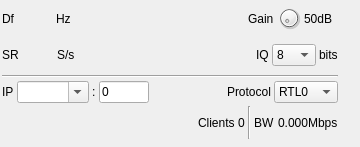
Before: the Qt Designer form plugins/channelrx/remotetcpsink/remotetcpsinkgui.ui in f4exb/sdrangel, drawn with Qt 5.
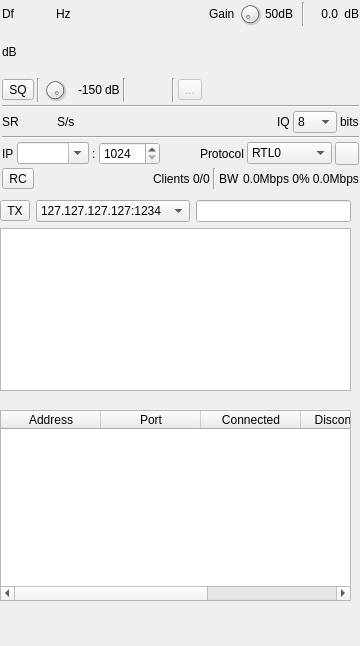
After: the same form once the commit is applied. Icons and pictures are not drawn. Custom widgets are drawn as their Qt base class.

Commit message: Remote TCP updates: Add support for public list of SDRangel servers that can be displayed on Map. Add FLAC and zlib IQ compression. Add IQ squelch for compression. Add remote device/antenna position and direction reporting. Add text messaging.

The edit to the form file:
```diff
--- a/plugins/channelrx/remotetcpsink/remotetcpsinkgui.ui
+++ b/plugins/channelrx/remotetcpsink/remotetcpsinkgui.ui
@@ -7,7 +7,7 @@
     <x>0</x>
     <y>0</y>
     <width>360</width>
-    <height>147</height>
+    <height>646</height>
    </rect>
   </property>
   <property name="sizePolicy">
@@ -24,7 +24,7 @@
   </property>
   <property name="maximumSize">
    <size>
-    <width>560</width>
+    <width>1000</width>
     <height>16777215</height>
    </size>
   </property>
@@ -41,8 +41,8 @@
     <rect>
      <x>0</x>
      <y>0</y>
-     <width>340</width>
-     <height>141</height>
+     <width>361</width>
+     <height>191</height>
     </rect>
    </property>
    <property name="minimumSize">
@@ -174,8 +174,217 @@
         </property>
        </widget>
       </item>
+      <item>
+       <widget class="Line" name="line_6">
+        <property name="orientation">
+         <enum>Qt::Vertical</enum>
+        </property>
+       </widget>
+      </item>
+      <item>
+       <widget class="QLabel" name="channelPower">
+        <property name="minimumSize">
+         <size>
+          <width>30</width>
+          <height>0</height>
+         </size>
+        </property>
+        <property name="toolTip">
+         <string>Channel power</string>
+        </property>
+        <property name="layoutDirection">
+         <enum>Qt::RightToLeft</enum>
+        </property>
+        <property name="text">
+         <string>0.0</string>
+        </property>
+        <property name="alignment">
+         <set>Qt::AlignRight|Qt::AlignTrailing|Qt::AlignVCenter</set>
+        </property>
+       </widget>
+      </item>
+      <item>
+       <widget class="QLabel" name="channelPowerUnits">
+        <property name="text">
+         <string> dB</string>
+        </property>
+       </widget>
+      </item>
      </layout>
     </item>
+    <item>
+     <layout class="QHBoxLayout" name="signalLevelLayout">
+      <item>
+       <widget class="QLabel" name="channelPowerMeterUnits">
+        <property name="text">
+         <string>dB</string>
+        </property>
+       </widget>
+      </item>
+      <item>
+       <widget class="LevelMeterSignalDB" name="channelPowerMeter" native="true">
+        <property name="sizePolicy">
+         <sizepolicy hsizetype="Expanding" vsizetype="MinimumExpanding">
+          <horstretch>0</horstretch>
+          <verstretch>0</verstretch>
+         </sizepolicy>
+        </property>
+        <property name="minimumSize">
+         <size>
+          <width>0</width>
+          <height>24</height>
+         </size>
+        </property>
+        <property name="font">
+         <font>
+          <family>Liberation Mono</family>
+          <pointsize>8</pointsize>
+         </font>
+        </property>
+        <property name="toolTip">
+         <string>Level meter (dB) top trace: average, bottom trace: instantaneous peak, tip: peak hold</string>
+        </property>
+       </widget>
+      </item>
+     </layout>
+    </item>
+    <item>
+     <layout class="QHBoxLayout" name="squelchLayout">
+      <item>
+       <widget class="ButtonSwitch" name="squelchEnabled">
+        <property name="toolTip">
+         <string>Check to enable IQ squelch</string>
+        </property>
+        <property name="text">
+         <string>SQ</string>
+        </property>
+       </widget>
+      </item>
+      <item>
+       <widget class="Line" name="line_8">
+        <property name="orientation">
+         <enum>Qt::Vertical</enum>
+        </property>
+       </widget>
+      </item>
+      <item>
+       <widget class="QDial" name="squelch">
+        <property name="maximumSize">
+         <size>
+          <width>24</width>
+          <height>24</height>
+         </size>
+        </property>
+        <property name="toolTip">
+         <string>IQ squelch power level in dB</string>
+        </property>
+        <property name="minimum">
+         <number>-150</number>
+        </property>
+        <property name="maximum">
+         <number>0</number>
+        </property>
+        <property name="pageStep">
+         <number>1</number>
+        </property>
+       </widget>
+      </item>
+      <item>
+       <widget class="QLabel" name="squelchText">
+        <property name="minimumSize">
+         <size>
+          <width>32</width>
+          <height>0</height>
+         </size>
+        </property>
+        <property name="text">
+         <string>-150</string>
+        </property>
+        <property name="alignment">
+         <set>Qt::AlignRight|Qt::AlignTrailing|Qt::AlignVCenter</set>
+        </property>
+       </widget>
+      </item>
+      <item>
+       <widget class="QLabel" name="squelchUnits">
+        <property name="text">
+         <string>dB</string>
+        </property>
+       </widget>
+      </item>
+      <item>
+       <widget class="Line" name="line">
+        <property name="orientation">
+         <enum>Qt::Vertical</enum>
+        </property>
+       </widget>
+      </item>
+      <item>
+       <widget class="PeriodDial" name="squelchGate" native="true">
+        <property name="minimumSize">
+         <size>
+          <width>40</width>
+          <height>0</height>
+         </size>
+        </property>
+        <property name="toolTip">
+         <string>IQ squelch gate time</string>
+        </property>
+       </widget>
+      </item>
+      <item>
+       <widget class="Line" name="line_2">
+        <property name="orientation">
+         <enum>Qt::Vertical</enum>
+        </property>
+       </widget>
+      </item>
+      <item>
+       <widget class="QToolButton" name="audioMute">
+        <property name="enabled">
+         <bool>false</bool>
+        </property>
+        <property name="toolTip">
+         <string>Indicates when IQ squelch is open</string>
+        </property>
+        <property name="text">
+         <string>...</string>
+        </property>
+        <property name="icon">
+         <iconset resource="../../../sdrgui/resources/res.qrc">
+          <normaloff>:/sound_on.png</normaloff>
+          <normalon>:/sound_off.png</normalon>:/sound_on.png</iconset>
+        </property>
+        <property name="checkable">
+         <bool>true</bool>
+        </property>
+        <property name="checked">
+         <bool>false</bool>
+        </property>
+       </widget>
+      </item>
+      <item>
+       <spacer name="horizontalSpacer_4">
+        <property name="orientation">
+         <enum>Qt::Horizontal</enum>
+        </property>
+        <property name="sizeHint" stdset="0">
+         <size>
+          <width>40</width>
+          <height>20</height>
+         </size>
+        </property>
+       </spacer>
+      </item>
+     </layout>
+    </item>
+    <item>
+     <widget class="Line" name="line_7">
+      <property name="orientation">
+       <enum>Qt::Horizontal</enum>
+      </property>
+     </widget>
+    </item>
     <item>
      <layout class="QHBoxLayout" name="samplesSettingsLayout">
       <property name="rightMargin">
@@ -325,21 +534,15 @@
        </widget>
       </item>
       <item>
-       <widget class="QLineEdit" name="dataPort">
-        <property name="maximumSize">
-         <size>
-          <width>50</width>
-          <height>16777215</height>
-         </size>
-        </property>
+       <widget class="QSpinBox" name="dataPort">
         <property name="toolTip">
          <string>TCP port for server to listen for connections on</string>
         </property>
-        <property name="inputMask">
-         <string>00000</string>
+        <property name="minimum">
+         <number>1024</number>
         </property>
-        <property name="text">
-         <string>0</string>
+        <property name="maximum">
+         <number>65535</number>
         </property>
        </widget>
       </item>
@@ -365,9 +568,18 @@
       </item>
       <item>
        <widget class="QComboBox" name="protocol">
+        <property name="minimumSize">
+         <size>
+          <width>80</width>
+          <height>0</height>
+         </size>
+        </property>
         <property name="toolTip">
          <string>Protocol to transmit data with</string>
         </property>
+        <property name="currentIndex">
+         <number>0</number>
+        </property>
         <item>
          <property name="text">
           <string>RTL0</string>
@@ -378,12 +590,41 @@
           <string>SDRA</string>
          </property>
         </item>
+        <item>
+         <property name="text">
+          <string>SDRA wss</string>
+         </property>
+        </item>
+       </widget>
+      </item>
+      <item>
+       <widget class="QToolButton" name="displaySettings">
+        <property name="toolTip">
+         <string>Display settings dialog</string>
+        </property>
+        <property name="text">
+         <string/>
+        </property>
+        <property name="icon">
+         <iconset resource="../../../sdrgui/resources/res.qrc">
+          <normaloff>:/listing.png</normaloff>:/listing.png</iconset>
+        </property>
        </widget>
       </item>
      </layout>
     </item>
     <item>
      <layout class="QHBoxLayout" name="statusLayout">
+      <item>
+       <widget class="ButtonSwitch" name="remoteControl">
+        <property name="toolTip">
+         <string>Allow remote control</string>
+        </property>
+        <property name="text">
+         <string>RC</string>
+        </property>
+       </widget>
+      </item>
       <item>
        <spacer name="horizontalSpacer_3">
         <property name="orientation">
@@ -410,7 +651,7 @@
          <string>Number of clients connected</string>
         </property>
         <property name="text">
-         <string>0</string>
+         <string>0/0</string>
         </property>
        </widget>
       </item>
@@ -434,7 +675,7 @@
          <string>Transmit bandwidth for a single TCP connection averaged over the last 10 seconds in bits per second</string>
         </property>
         <property name="text">
-         <string>0.000Mbps</string>
+         <string>0.0Mbps 0% 0.0Mbps</string>
         </property>
        </widget>
       </item>
@@ -442,8 +683,151 @@
     </item>
    </layout>
   </widget>
+  <widget class="QWidget" name="messagesContainer" native="true">
+   <property name="geometry">
+    <rect>
+     <x>0</x>
+     <y>200</y>
+     <width>351</width>
+     <height>191</height>
+    </rect>
+   </property>
+   <property name="windowTitle">
+    <string>Messages</string>
+   </property>
+   <layout class="QVBoxLayout" name="verticalLayout_3">
+    <property name="leftMargin">
+     <number>0</number>
+    </property>
+    <property name="topMargin">
+     <number>0</number>
+    </property>
+    <property name="rightMargin">
+     <number>0</number>
+    </property>
+    <property name="bottomMargin">
+     <number>0</number>
+    </property>
+    <item>
+     <layout class="QHBoxLayout" name="txMessageLayout">
+      <item>
+       <widget class="QToolButton" name="sendMessage">
+        <property name="text">
+         <string>TX</string>
+        </property>
+       </widget>
+      </item>
+      <item>
+       <widget class="QComboBox" name="txAddress">
+        <property name="minimumSize">
+         <size>
+          <width>140</width>
+          <height>0</height>
+         </size>
+        </property>
+        <item>
+         <property name="text">
+          <string>127.127.127.127:1234</string>
+         </property>
+        </item>
+       </widget>
+      </item>
+      <item>
+       <widget class="QLineEdit" name="txMessage"/>
+      </item>
+     </layout>
+    </item>
+    <item>
+     <layout class="QHBoxLayout" name="messagesLayout">
+      <item>
+       <widget class="QListWidget" name="messages"/>
+      </item>
+     </layout>
+    </item>
+   </layout>
+  </widget>
+  <widget class="QWidget" name="connectionsContainer" native="true">
+   <property name="geometry">
+    <rect>
+     <x>0</x>
+     <y>410</y>
+     <width>351</width>
+     <height>191</height>
+    </rect>
+   </property>
+   <property name="windowTitle">
+    <string>Connection Log</string>
+   </property>
+   <layout class="QVBoxLayout" name="verticalLayout_4">
+    <property name="leftMargin">
+     <number>0</number>
+    </property>
+    <property name="topMargin">
+     <number>0</number>
+    </property>
+    <property name="rightMargin">
+     <number>0</number>
+    </property>
+    <property name="bottomMargin">
+     <number>0</number>
+    </property>
+    <item>
+     <layout class="QHBoxLayout" name="connectionsLayout">
+      <item>
+       <widget class="QTableWidget" name="connections">
+        <column>
+         <property name="text">
+          <string>Address</string>
+         </property>
+         <property name="toolTip">
+          <string>IP address of client</string>
+         </property>
+        </column>
+        <column>
+         <property name="text">
+          <string>Port</string>
+         </property>
+         <property name="toolTip">
+          <string>TCP port number of client</string>
+         </property>
+        </column>
+        <column>
+         <property name="text">
+          <string>Connected</string>
+         </property>
+         <property name="toolTip">
+          <string>Date and time client connected</string>
+         </property>
+        </column>
+        <column>
+         <property name="text">
+          <string>Disconnected</string>
+         </property>
+         <property name="toolTip">
+          <string>Date and time client disconnected</string>
+         </property>
+        </column>
+        <column>
+         <property name="text">
+          <string>Time</string>
+         </property>
+         <property name="toolTip">
+          <string>Time client was connected for</string>
+         </property>
+        </column>
+       </widget>
+      </item>
+     </layout>
+    </item>
+   </layout>
+  </widget>
  </widget>
  <customwidgets>
+  <customwidget>
+   <class>ButtonSwitch</class>
+   <extends>QToolButton</extends>
+   <header>gui/buttonswitch.h</header>
+  </customwidget>
   <customwidget>
    <class>RollupContents</class>
    <extends>QWidget</extends>
@@ -456,12 +840,24 @@
    <header>gui/valuedialz.h</header>
    <container>1</container>
   </customwidget>
+  <customwidget>
+   <class>LevelMeterSignalDB</class>
+   <extends>QWidget</extends>
+   <header>gui/levelmeter.h</header>
+   <container>1</container>
+  </customwidget>
   <customwidget>
    <class>ValueDial</class>
    <extends>QWidget</extends>
    <header>gui/valuedial.h</header>
    <container>1</container>
   </customwidget>
+  <customwidget>
+   <class>PeriodDial</class>
+   <extends>QWidget</extends>
+   <header>gui/perioddial.h</header>
+   <container>1</container>
+  </customwidget>
  </customwidgets>
  <resources>
   <include location="../../../sdrgui/resources/res.qrc"/>
```
Left out of the diff: 8 changed lines with no effect on the pictures. The commit also changes 40 other files.
